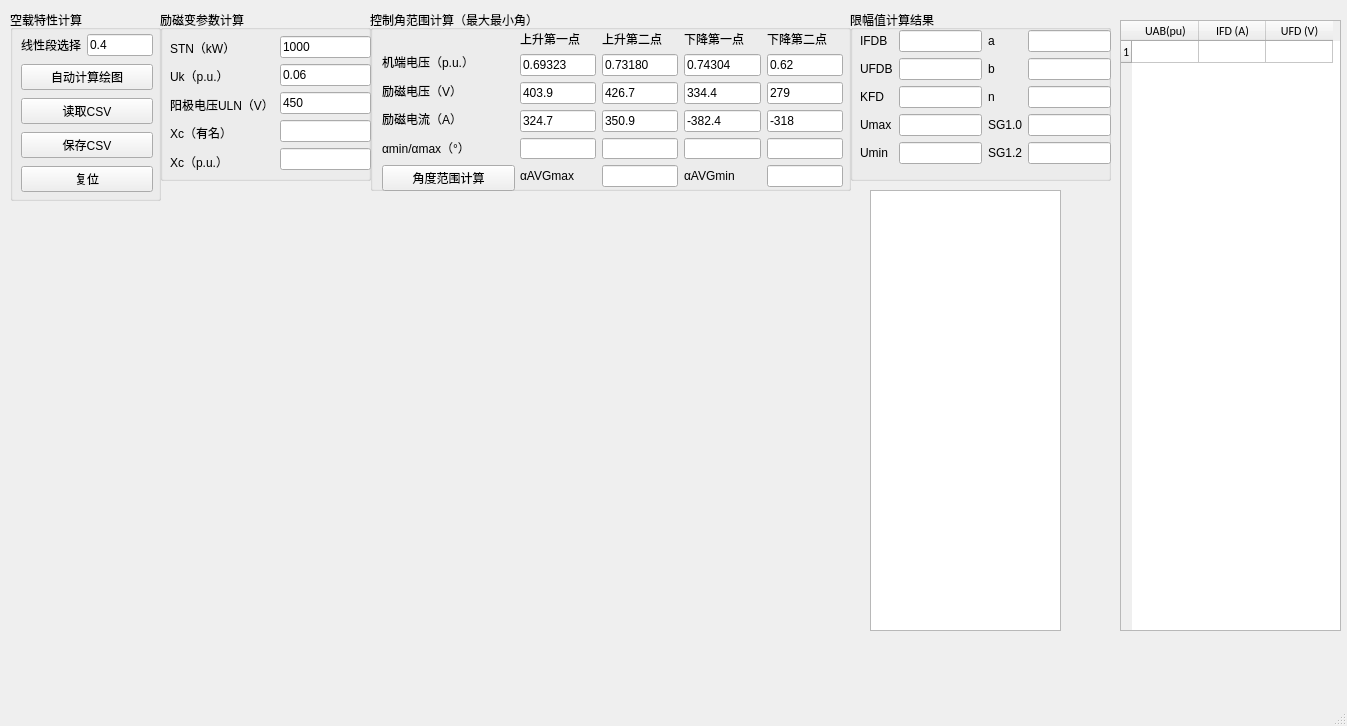
Above: kongzaiQMainWindow.ui from fly1057/noloadcharacteristic before the change. Below: the same form after it.
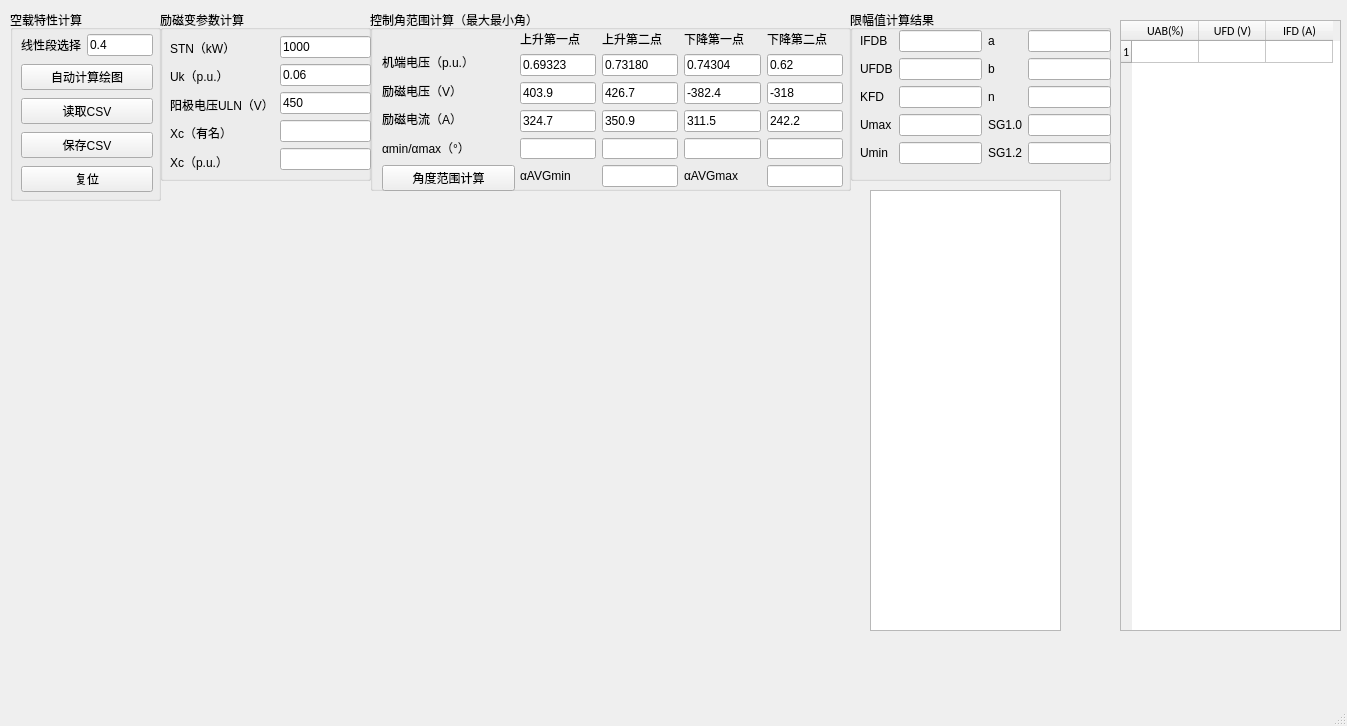
That is the form after the change.

Patch:
```diff
--- a/kongzaiQMainWindow.ui
+++ b/kongzaiQMainWindow.ui
@@ -449,12 +449,7 @@
     </row>
     <column>
      <property name="text">
-      <string>UAB(pu)</string>
-     </property>
-    </column>
-    <column>
-     <property name="text">
-      <string>IFD (A)</string>
+      <string>UAB(%)</string>
      </property>
     </column>
     <column>
@@ -462,6 +457,11 @@
       <string>UFD (V)</string>
      </property>
     </column>
+    <column>
+     <property name="text">
+      <string>IFD (A)</string>
+     </property>
+    </column>
    </widget>
    <widget class="QGroupBox" name="groupBox_ControlAngleCalculate">
     <property name="geometry">
@@ -630,47 +630,7 @@
        </widget>
       </item>
       <item row="2" column="2">
-       <widget class="QLineEdit" name="lineEdit_ControlAngleCalculateRisingThirdPointUfd_3">
-        <property name="text">
-         <string>334.4</string>
-        </property>
-        <property name="maxLength">
-         <number>7</number>
-        </property>
-       </widget>
-      </item>
-      <item row="2" column="3">
-       <widget class="QLineEdit" name="lineEdit_ControlAngleCalculateRisingFourthPointUfd_4">
-        <property name="text">
-         <string>279</string>
-        </property>
-        <property name="maxLength">
-         <number>7</number>
-        </property>
-       </widget>
-      </item>
-      <item row="3" column="0">
-       <widget class="QLineEdit" name="lineEdit_ControlAngleCalculateRisingFirstPointIfd">
-        <property name="text">
-         <string>324.7</string>
-        </property>
-        <property name="maxLength">
-         <number>7</number>
-        </property>
-       </widget>
-      </item>
-      <item row="3" column="1">
-       <widget class="QLineEdit" name="lineEdit_ControlAngleCalculateRisingSecondPointIfd_2">
-        <property name="text">
-         <string>350.9</string>
-        </property>
-        <property name="maxLength">
-         <number>7</number>
-        </property>
-       </widget>
-      </item>
-      <item row="3" column="2">
-       <widget class="QLineEdit" name="lineEdit_ControlAngleCalculateRisingThirdPointIfd_3">
+       <widget class="QLineEdit" name="lineEdit_Falling1Ufd">
         <property name="text">
          <string>-382.4</string>
         </property>
@@ -679,8 +639,8 @@
         </property>
        </widget>
       </item>
-      <item row="3" column="3">
-       <widget class="QLineEdit" name="lineEdit_ControlAngleCalculateRisingFourthPointIfd_4">
+      <item row="2" column="3">
+       <widget class="QLineEdit" name="lineEdit_Falling2Ufd">
         <property name="text">
          <string>-318</string>
         </property>
@@ -689,6 +649,46 @@
         </property>
        </widget>
       </item>
+      <item row="3" column="0">
+       <widget class="QLineEdit" name="lineEdit_Rising1Ifd">
+        <property name="text">
+         <string>324.7</string>
+        </property>
+        <property name="maxLength">
+         <number>7</number>
+        </property>
+       </widget>
+      </item>
+      <item row="3" column="1">
+       <widget class="QLineEdit" name="lineEdit_Rising2Ifd">
+        <property name="text">
+         <string>350.9</string>
+        </property>
+        <property name="maxLength">
+         <number>7</number>
+        </property>
+       </widget>
+      </item>
+      <item row="3" column="2">
+       <widget class="QLineEdit" name="lineEdit_Falling1Ifd">
+        <property name="text">
+         <string>311.5</string>
+        </property>
+        <property name="maxLength">
+         <number>7</number>
+        </property>
+       </widget>
+      </item>
+      <item row="3" column="3">
+       <widget class="QLineEdit" name="lineEdit_Falling2Ifd">
+        <property name="text">
+         <string>242.2</string>
+        </property>
+        <property name="maxLength">
+         <number>7</number>
+        </property>
+       </widget>
+      </item>
       <item row="4" column="0">
        <widget class="QLineEdit" name="lineEdit_ControlAngleCalculateRisingFirstPointAngle">
         <property name="maxLength">
@@ -717,13 +717,6 @@
         </property>
        </widget>
       </item>
-      <item row="5" column="0">
-       <widget class="QLabel" name="label_14">
-        <property name="text">
-         <string>αAVGmax</string>
-        </property>
-       </widget>
-      </item>
       <item row="5" column="1">
        <widget class="QLineEdit" name="lineEdit_ControlAngleCalculateAVGmax">
         <property name="maxLength">
@@ -731,13 +724,20 @@
         </property>
        </widget>
       </item>
-      <item row="5" column="2">
+      <item row="5" column="0">
        <widget class="QLabel" name="label_16">
         <property name="text">
          <string>αAVGmin</string>
         </property>
        </widget>
       </item>
+      <item row="5" column="2">
+       <widget class="QLabel" name="label_14">
+        <property name="text">
+         <string>αAVGmax</string>
+        </property>
+       </widget>
+      </item>
       <item row="5" column="3">
        <widget class="QLineEdit" name="lineEdit_ControlAngleCalculateAVGmin">
         <property name="maxLength">
```
Left out of the diff: 58 changed lines with no effect on the pictures.
